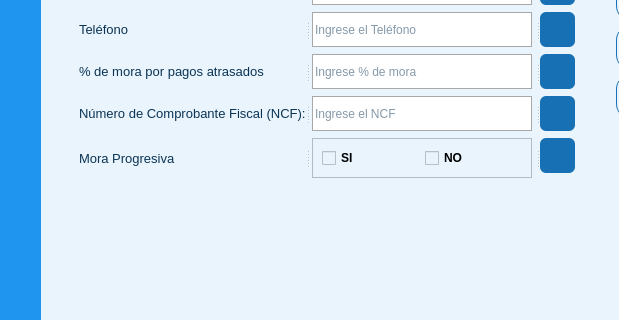
First picture: the form in gui/UI/interface.ui, repository DeiviHerreraDiaz09/Student-Management-Project, before the edit; both pictures show x 238 to 857 and y 212 to 532 of the 1090 by 681 pixel window.
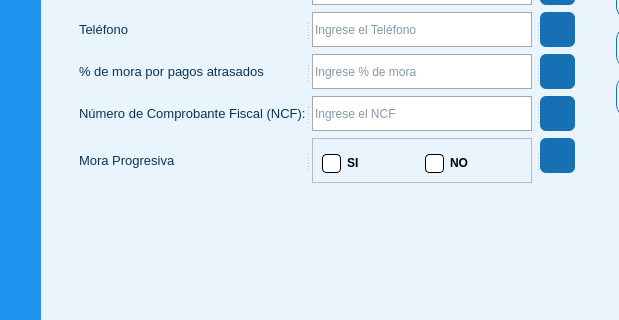
Second picture: the form after the edit. The open tabs and pages were chosen to show the change. Icons and pictures are not drawn.

Commit message: REFACTOR: Change amounts number and fix interface designe

The edit to the form file:
```diff
--- a/gui/UI/interface.ui
+++ b/gui/UI/interface.ui
@@ -5796,13 +5796,13 @@
                        <property name="minimumSize">
                         <size>
                          <width>220</width>
-                         <height>40</height>
+                         <height>45</height>
                         </size>
                        </property>
                        <property name="maximumSize">
                         <size>
                          <width>220</width>
-                         <height>40</height>
+                         <height>45</height>
                         </size>
                        </property>
                        <property name="frameShape">
@@ -5814,6 +5814,12 @@
                        <layout class="QGridLayout" name="gridLayout_21">
                         <item row="0" column="0">
                          <widget class="QCheckBox" name="checkBox_confirm">
+                          <property name="minimumSize">
+                           <size>
+                            <width>0</width>
+                            <height>30</height>
+                           </size>
+                          </property>
                           <property name="font">
                            <font>
                             <family>Arial</family>
@@ -5823,7 +5829,27 @@
                            </font>
                           </property>
                           <property name="styleSheet">
-                           <string notr="true">color: black;</string>
+                           <string notr="true">
+QCheckBox{
+color: black;
+}
+QCheckBox::indicator {
+    width: 17px; /* Ancho de la casilla */
+    height: 17px; /* Altura de la casilla */
+    border: 1px solid #000000; /* Borde de la casilla */
+    border-radius: 4px; /* Bordes redondeados */
+    background-color: #ffffff; /* Color de fondo de la casilla */
+}
+
+QCheckBox::indicator:checked {
+    background-color: #0078d7; /* Color de fondo cuando está marcado */
+    border: 1px solid #0078d7; /* Borde cuando está marcado */
+}
+
+QCheckBox::indicator:unchecked {
+    background-color: #ffffff; /* Color de fondo cuando no está marcado */
+    border: 1px solid #000000; /* Borde cuando no está marcado */
+}</string>
                           </property>
                           <property name="text">
                            <string>SI</string>
@@ -5835,6 +5861,12 @@
                         </item>
                         <item row="0" column="1">
                          <widget class="QCheckBox" name="checkBox_denegate">
+                          <property name="minimumSize">
+                           <size>
+                            <width>0</width>
+                            <height>30</height>
+                           </size>
+                          </property>
                           <property name="font">
                            <font>
                             <family>Arial</family>
@@ -5844,7 +5876,27 @@
                            </font>
                           </property>
                           <property name="styleSheet">
-                           <string notr="true">color: black;</string>
+                           <string notr="true">
+QCheckBox{
+color: black;
+}
+QCheckBox::indicator {
+    width: 17px; /* Ancho de la casilla */
+    height: 17px; /* Altura de la casilla */
+    border: 1px solid #000000; /* Borde de la casilla */
+    border-radius: 4px; /* Bordes redondeados */
+    background-color: #ffffff; /* Color de fondo de la casilla */
+}
+
+QCheckBox::indicator:checked {
+    background-color: #0078d7; /* Color de fondo cuando está marcado */
+    border: 1px solid #0078d7; /* Borde cuando está marcado */
+}
+
+QCheckBox::indicator:unchecked {
+    background-color: #ffffff; /* Color de fondo cuando no está marcado */
+    border: 1px solid #000000; /* Borde cuando no está marcado */
+}</string>
                           </property>
                           <property name="text">
                            <string>NO</string>
```
Left out of the diff: 61 changed lines with no effect on the pictures. Lines whose indentation alone changed are shown as unchanged. The commit also changes 7 other files.
